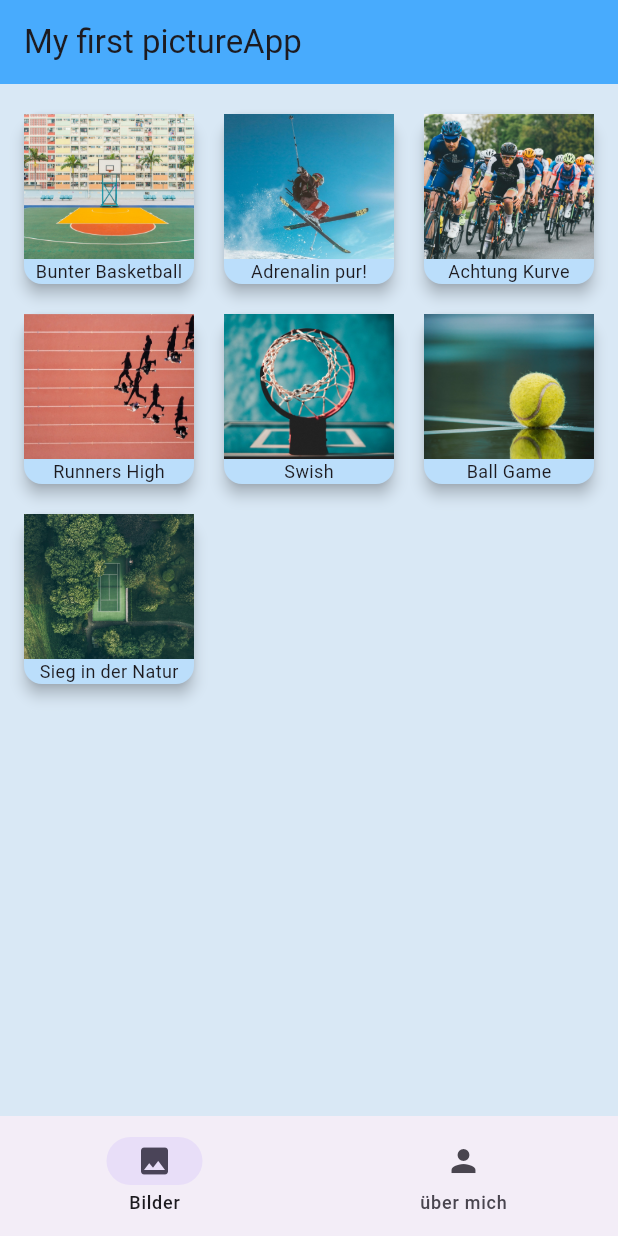
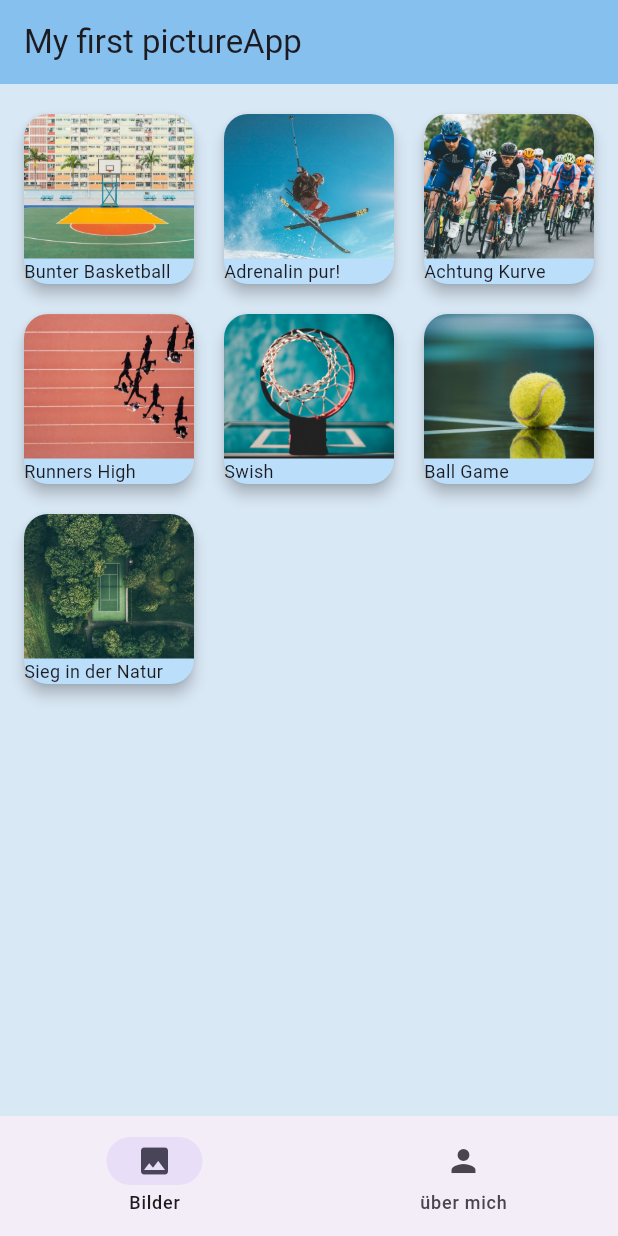
Before and after one commit to Makuz87/bilder_app_projekt, a Flutter app: the screen it shows after launch, on a phone screen of 412 x 824 dp. Run offline on Flutter 3.47's test engine with Material 3 defaults, Android fonts, the phone set to English and light mode, and no system bars.

Commit message:
added RoundRectangleBorder Images

```diff
--- a/lib/main_screen.dart
+++ b/lib/main_screen.dart
@@ -23,7 +23,7 @@ class _MainScreenState extends State<MainScreen> {
       backgroundColor: const Color.fromARGB(255, 217, 232, 245),
       appBar: AppBar(
         title: Text("My first pictureApp"),
-        backgroundColor: const Color.fromARGB(255, 72, 171, 253),
+        backgroundColor: const Color.fromARGB(255, 134, 192, 239),
       ),
       body: Column(
         children: [
--- a/lib/pages/image_page.dart
+++ b/lib/pages/image_page.dart
@@ -21,18 +21,25 @@ class ImagePage extends StatelessWidget {
     for (GalleryItem galleryItem in galleryData) {
       myWidget.add(
         Card(
+          shape: RoundedRectangleBorder(
+            borderRadius: BorderRadius.circular(16),
+          ),
           color: Colors.blue[100],
           elevation: 4,
           child: Column(
+            crossAxisAlignment: CrossAxisAlignment.stretch,
             children: [
               Expanded(
+                  child: ClipRRect(
+                borderRadius:
+                    const BorderRadius.vertical(top: Radius.circular(16)),
                 child: Image.asset(
                   galleryItem.imagePath,
                   height: 150,
                   width: 150,
                   fit: BoxFit.cover,
                 ),
-              ),
+              )),
               Text(
                 galleryItem.imageTitle,
                 style: TextStyle(
```
